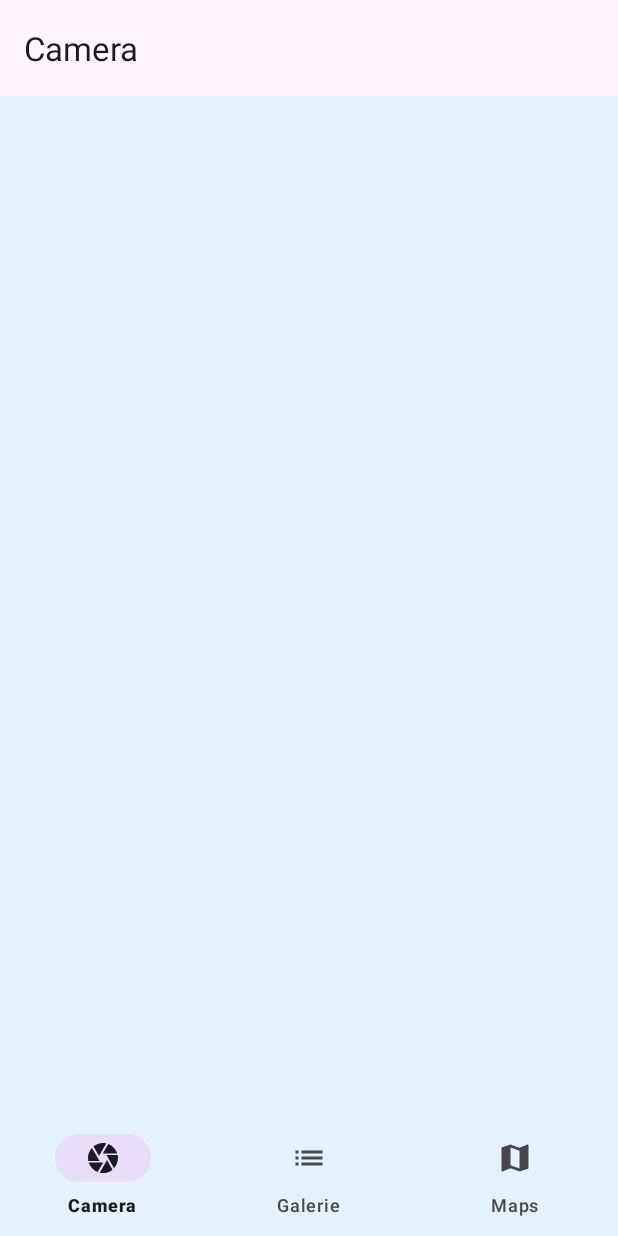
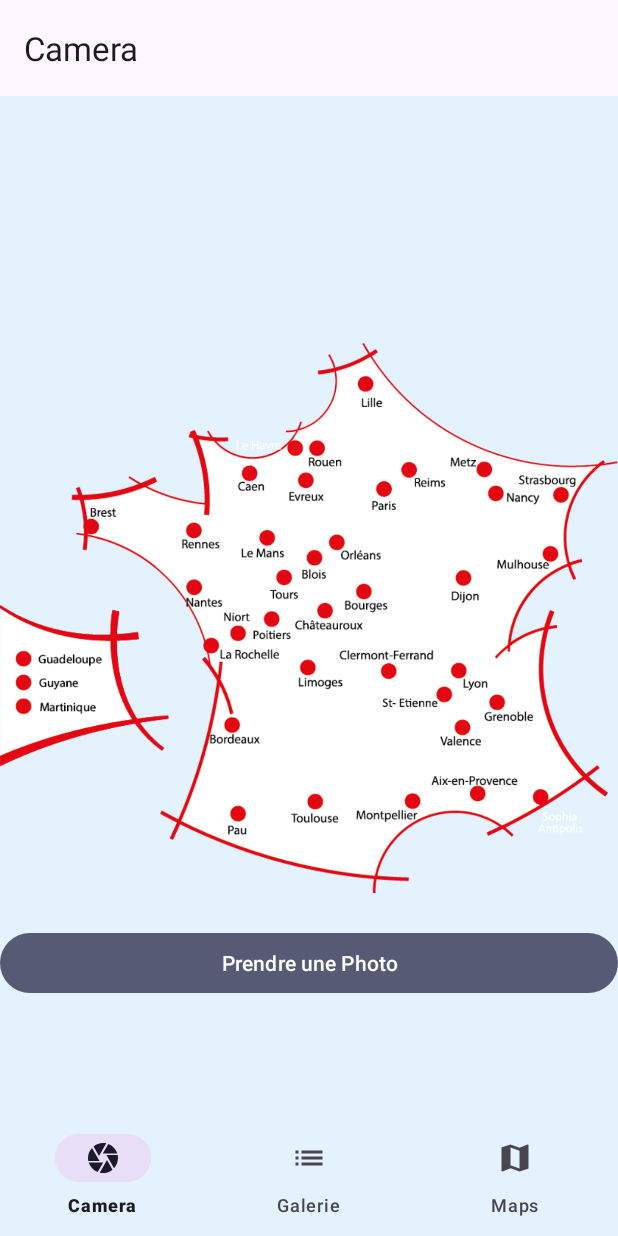
Before and after one commit to guiffopaterne/LifeStyle, an Android app: the CameraFragment screen opened through its navigation route, on a phone screen of 412 x 824 dp. Run offline under Robolectric (Android 15) with nearby library versions, the phone set to English and light mode, and no system bars; our stand-ins replace navigation-ui; 1 statement that could not run was skipped.

Commit message:
capture d'image

```diff
--- a/app/src/main/AndroidManifest.xml
+++ b/app/src/main/AndroidManifest.xml
@@ -14,6 +14,10 @@
     <uses-permission android:name="android.permission.WRITE_EXTERNAL_STORAGE"
         android:maxSdkVersion="28" />
     <uses-permission android:name="android.permission.RECEIVE_BOOT_COMPLETED" />
+
+    <uses-permission android:name="android.permission.CAMERA"/>
+
+    <uses-feature android:name="android.hardware.camera" android:required="false"/>
 
 
     <application
--- a/app/src/main/java/com/gwp/lifestyle/jour4/bottom_navigation/ui/camera/CameraFragment.java
+++ b/app/src/main/java/com/gwp/lifestyle/jour4/bottom_navigation/ui/camera/CameraFragment.java
@@ -1,27 +1,70 @@
 package com.gwp.lifestyle.jour4.bottom_navigation.ui.camera;
 
+import static android.Manifest.permission.CAMERA;
+import static android.app.Activity.RESULT_OK;
+
+import android.content.Intent;
+import android.graphics.Bitmap;
 import android.os.Bundle;
+import android.provider.MediaStore;
 import android.view.LayoutInflater;
 import android.view.View;
 import android.view.ViewGroup;
-import android.widget.TextView;
+import android.widget.ImageView;
+import android.widget.Toast;
 
+import androidx.activity.result.ActivityResultLauncher;
+import androidx.activity.result.contract.ActivityResultContracts;
 import androidx.annotation.NonNull;
+import androidx.annotation.Nullable;
 import androidx.fragment.app.Fragment;
 
+import com.google.android.material.button.MaterialButton;
 import com.gwp.lifestyle.databinding.FragmentCameraBinding;
+import com.gwp.lifestyle.jour5.permissions.PermissionsDetails;
 
 
-public class CameraFragment extends Fragment {
+public class CameraFragment extends Fragment implements View.OnClickListener {
 
     private FragmentCameraBinding binding;
+    private ImageView imageView;
+    private MaterialButton btnTake;
+    private MaterialButton btnShare;
+    private ActivityResultLauncher<String> permissionCameraLauncher;
+    private ActivityResultLauncher<Intent> cameraLauncher;
 
     public View onCreateView(@NonNull LayoutInflater inflater,
                              ViewGroup container, Bundle savedInstanceState) {
         binding = FragmentCameraBinding.inflate(inflater, container, false);
-        View root = binding.getRoot();
-        final TextView textView = binding.textHome;
-        return root;
+        imageView = binding.imageView;
+        btnTake = binding.btnTake;
+        btnShare = binding.btnShare;
+        btnShare.setOnClickListener(this);
+        btnTake.setOnClickListener(this);
+        hideBtn();
+        return binding.getRoot();
+    }
+
+    @Override
+    public void onViewCreated(@NonNull View view, @Nullable Bundle savedInstanceState) {
+        permissionCameraLauncher = registerForActivityResult(new ActivityResultContracts.RequestPermission(),
+                isGranted ->{
+            if(isGranted) openCamera();
+            else Toast.makeText(requireActivity(),"Vous N'avez pas acces a la Camera",Toast.LENGTH_LONG).show();
+                });
+        cameraLauncher = registerForActivityResult(
+                new ActivityResultContracts.StartActivityForResult(),
+                result ->{
+                    if(result.getResultCode()== RESULT_OK && result.getData()!=null){
+                        Bundle extras = result.getData().getExtras();
+                                if(extras!=null){
+                                    Bitmap bitmap = (Bitmap) extras.get("data");
+                                    showBtn();
+                                    imageView.setImageBitmap(bitmap);
+                                }
+                    }
+                }
+        );
     }
 
     @Override
@@ -29,4 +72,35 @@ public class CameraFragment extends Fragment {
         super.onDestroyView();
         binding = null;
     }
+
+    private void showBtn(){
+        btnShare.setVisibility(View.VISIBLE);
+        btnTake.setVisibility(View.VISIBLE);
+    }
+
+    private void hideBtn(){
+        btnShare.setVisibility(View.GONE);
+        btnTake.setVisibility(View.VISIBLE);
+    }
+    private void openCamera(){
+        Intent intent = new Intent(MediaStore.ACTION_IMAGE_CAPTURE);
+        cameraLauncher.launch(intent);
+
+    }
+
+    @Override
+    public void onClick(View v) {
+        int id_view = v.getId();
+        if(btnTake.getId()==id_view){
+            if (!PermissionsDetails.isPermissionGranted(requireActivity(), CAMERA)) {
+                PermissionsDetails.checkAndRequestCameraPermission(requireActivity(), permissionCameraLauncher);
+                return;
+            }
+            openCamera();
+
+        }
+        if(btnShare.getId()==id_view){
+
+        }
+    }
 }
--- a/app/src/main/java/com/gwp/lifestyle/jour4/bottom_navigation/ui/maps/MapsFragment.java
+++ b/app/src/main/java/com/gwp/lifestyle/jour4/bottom_navigation/ui/maps/MapsFragment.java
@@ -25,6 +25,7 @@ import androidx.fragment.app.Fragment;
 import com.google.android.gms.location.FusedLocationProviderClient;
 import com.google.android.gms.location.LocationServices;
 import com.gwp.lifestyle.LifeStyleApplication;
+import com.gwp.lifestyle.R;
 import com.gwp.lifestyle.databinding.FragmentMapsBinding;
 
 import org.osmdroid.api.IMapController;
@@ -112,6 +113,7 @@ public class MapsFragment extends Fragment {
         mapController.setCenter(userLocation);
         marker.setPosition(userLocation);
         marker.setTitle("Votre position");
+        marker.setIcon(activity.getDrawable( org.osmdroid.library.R.drawable.osm_ic_follow_me_on));
         mapView.getOverlays().add(marker);
         mapView.invalidate();
         Toast.makeText(activity, "Latitude: " + latitude + ", Longitude: " + longitude, Toast.LENGTH_LONG).show();
--- a/app/src/main/java/com/gwp/lifestyle/jour5/permissions/PermissionsDetails.java
+++ b/app/src/main/java/com/gwp/lifestyle/jour5/permissions/PermissionsDetails.java
@@ -1,6 +1,7 @@
 package com.gwp.lifestyle.jour5.permissions;
 
 import static android.Manifest.permission.ACCESS_COARSE_LOCATION;
+import static android.Manifest.permission.CAMERA;
 import static android.Manifest.permission.POST_NOTIFICATIONS;
 
 import android.app.Activity;
@@ -34,6 +35,11 @@ public class PermissionsDetails {
             checkAndRequestPermission(activity, ACCESS_COARSE_LOCATION, launcher);
         }
     }
+//    CAMERA
+
+    public static void checkAndRequestCameraPermission(Activity activity, ActivityResultLauncher<String> launcher) {
+        checkAndRequestPermission(activity,CAMERA,launcher);
+    }
 
 
 
--- a/app/src/main/res/layout/fragment_camera.xml
+++ b/app/src/main/res/layout/fragment_camera.xml
@@ -1,22 +1,41 @@
 <?xml version="1.0" encoding="utf-8"?>
-<androidx.constraintlayout.widget.ConstraintLayout xmlns:android="http://schemas.android.com/apk/res/android"
+<androidx.constraintlayout.widget.ConstraintLayout
+    xmlns:android="http://schemas.android.com/apk/res/android"
     xmlns:app="http://schemas.android.com/apk/res-auto"
     xmlns:tools="http://schemas.android.com/tools"
     android:layout_width="match_parent"
-    android:layout_height="match_parent"
-    tools:context=".jour3.navigationdrawer.ui.home.HomeFragment">
-
-    <TextView
-        android:id="@+id/text_home"
+    android:layout_height="match_parent">
+    <ImageView
+        android:layout_width="match_parent"
+        android:layout_height="0dp"
+        app:layout_constraintHeight_percent="0.5"
+        android:id="@+id/imageView"
+        android:contentDescription="@string/todo"
+        app:layout_constraintBottom_toBottomOf="parent"
+        android:scaleType="fitCenter"
+        android:src="@drawable/centre_m2i"
+        app:layout_constraintEnd_toEndOf="parent"
+        app:layout_constraintStart_toStartOf="parent"
+        app:layout_constraintTop_toTopOf="parent"
+        />
+    <com.google.android.material.button.MaterialButton
         android:layout_width="match_parent"
         android:layout_height="wrap_content"
-        android:layout_marginStart="8dp"
-        android:layout_marginTop="8dp"
-        android:layout_marginEnd="8dp"
-        android:textAlignment="center"
-        android:textSize="20sp"
-        app:layout_constraintBottom_toBottomOf="parent"
-        app:layout_constraintEnd_toEndOf="parent"
+        android:text="@string/take"
+        android:id="@+id/btn_take"
+        app:layout_constraintTop_toBottomOf="@id/imageView"
         app:layout_constraintStart_toStartOf="parent"
-        app:layout_constraintTop_toTopOf="parent" />
+        android:layout_marginBottom="10dp"
+        />
+
+    <com.google.android.material.button.MaterialButton
+        android:id="@+id/btn_share"
+        android:layout_width="match_parent"
+        android:layout_height="wrap_content"
+        android:layout_marginTop="56dp"
+        android:text="@string/partage_cette_photo"
+        app:layout_constraintStart_toEndOf="@id/btn_take"
+        app:layout_constraintRight_toRightOf="parent"
+        app:layout_constraintTop_toBottomOf="@id/imageView" />
+
 </androidx.constraintlayout.widget.ConstraintLayout>
--- a/app/src/main/res/values-land/strings.xml
+++ b/app/src/main/res/values-land/strings.xml
@@ -1,4 +1,6 @@
 <?xml version="1.0" encoding="utf-8"?>
 <resources>
     <string name="title_gallery">Galerie</string>
+    <string name="take">Prendre une Photo</string>
+    <string name="partage_cette_photo">Partage cette Photo</string>
 </resources>
--- a/app/src/main/res/values-night/strings.xml
+++ b/app/src/main/res/values-night/strings.xml
@@ -22,4 +22,6 @@
     <string name="refresh">Refresh</string>
     <string name="print_list">Imprimer</string>
     <string name="title_gallery">Galerie</string>
+    <string name="take">Prendre une Photo</string>
+    <string name="partage_cette_photo">Partage cette Photo</string>
 </resources>
--- a/app/src/main/res/values-v25/strings.xml
+++ b/app/src/main/res/values-v25/strings.xml
@@ -22,4 +22,6 @@
     <string name="refresh">Refresh</string>
     <string name="print_list">Imprimer</string>
     <string name="title_gallery">Galerie</string>
+    <string name="take">Prendre une Photo</string>
+    <string name="partage_cette_photo">Partage cette Photo</string>
 </resources>
--- a/app/src/main/res/values-w1240dp/strings.xml
+++ b/app/src/main/res/values-w1240dp/strings.xml
@@ -1,4 +1,6 @@
 <?xml version="1.0" encoding="utf-8"?>
 <resources>
     <string name="title_gallery">Galerie</string>
+    <string name="take">Prendre une Photo</string>
+    <string name="partage_cette_photo">Partage cette Photo</string>
 </resources>
--- a/app/src/main/res/values-w600dp/strings.xml
+++ b/app/src/main/res/values-w600dp/strings.xml
@@ -1,4 +1,6 @@
 <?xml version="1.0" encoding="utf-8"?>
 <resources>
     <string name="title_gallery">Galerie</string>
+    <string name="take">Prendre une Photo</string>
+    <string name="partage_cette_photo">Partage cette Photo</string>
 </resources>
--- a/app/src/main/res/values/strings.xml
+++ b/app/src/main/res/values/strings.xml
@@ -48,4 +48,6 @@
     <string name="more_picture">Plus D\'image</string>
     <string name="save">Save</string>
     <string name="clear_all">supprime BD</string>
+    <string name="take">Prendre une Photo</string>
+    <string name="partage_cette_photo">Partage cette Photo</string>
 </resources>
```
Also changed, not shown: 1 other file.
